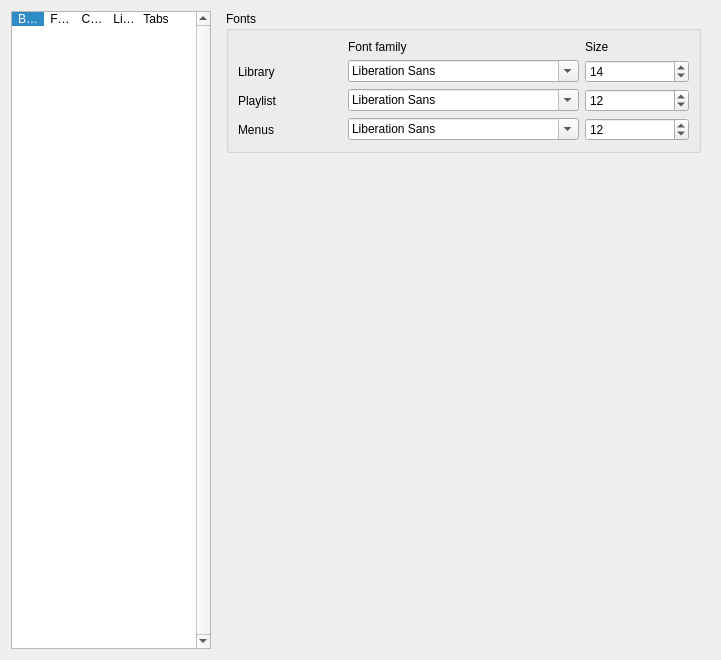
Above: code/MiamPlayer/customizetheme.ui from MBach/Miam-Player before the change. Below: the same form after it.
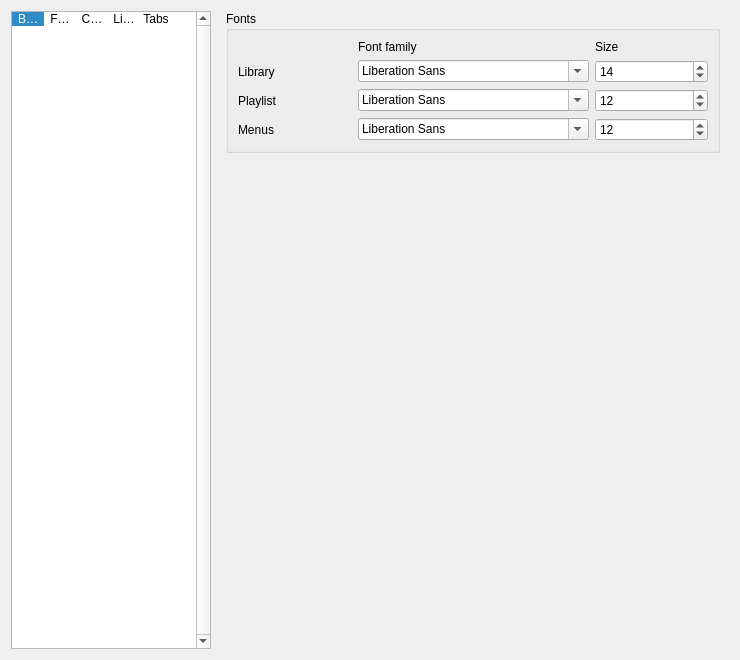
That is the form after the change. The open tabs and pages were chosen to show the change. Icons and pictures are not drawn. Custom widgets are drawn as their Qt base class.

The edit to the form file:
```diff
--- a/code/MiamPlayer/customizetheme.ui
+++ b/code/MiamPlayer/customizetheme.ui
@@ -6,7 +6,7 @@
    <rect>
     <x>0</x>
     <y>0</y>
-    <width>721</width>
+    <width>740</width>
     <height>660</height>
    </rect>
   </property>
@@ -1103,7 +1103,7 @@
           <item row="1" column="2">
            <widget class="QSpinBox" name="spinBoxLibrary">
             <property name="minimum">
-             <number>4</number>
+             <number>6</number>
             </property>
             <property name="maximum">
              <number>72</number>
@@ -1135,7 +1135,7 @@
           <item row="2" column="2">
            <widget class="QSpinBox" name="spinBoxPlaylist">
             <property name="minimum">
-             <number>4</number>
+             <number>6</number>
             </property>
             <property name="maximum">
              <number>72</number>
@@ -1171,7 +1171,7 @@
           <item row="4" column="2">
            <widget class="QSpinBox" name="spinBoxMenus">
             <property name="minimum">
-             <number>4</number>
+             <number>6</number>
             </property>
             <property name="maximum">
              <number>72</number>
```
Left out of the diff: 4 changed lines with no effect on the pictures.
